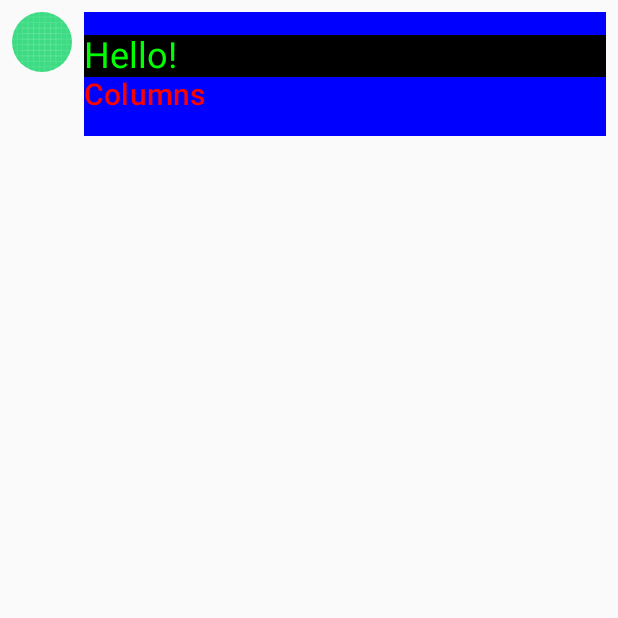
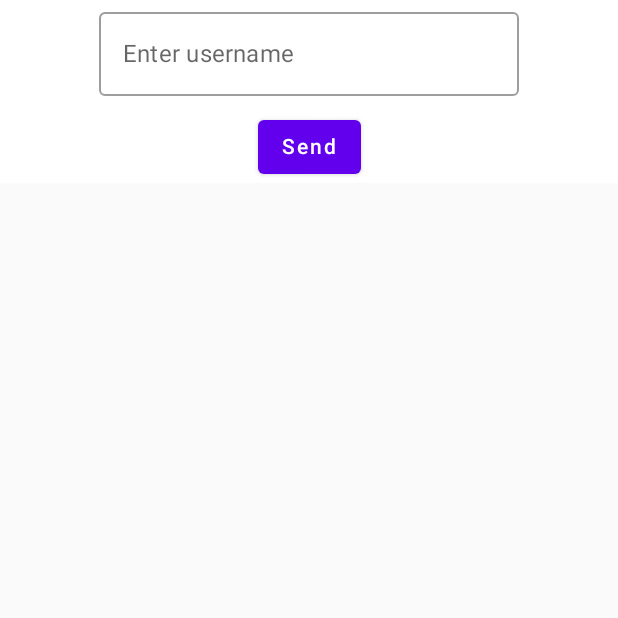
Before and after one commit to passmanagerapp/JetpackBasics, an Android app built with Jetpack Compose: the screen it shows after launch (MainActivity), on a phone screen of 412 x 824 dp, the top half of it. Run offline under Robolectric (Android 15) with nearby library versions, the phone set to English and light mode, and no system bars.

Commit message:
usage of edittext and button

```diff
--- a/app/src/main/java/com/akilincarslan/compose/MainActivity.kt
+++ b/app/src/main/java/com/akilincarslan/compose/MainActivity.kt
@@ -6,8 +6,12 @@ import androidx.activity.ComponentActivity
 import androidx.activity.compose.setContent
 import androidx.compose.foundation.Image
 import androidx.compose.foundation.background
+import androidx.compose.foundation.border
+import androidx.compose.foundation.clickable
 import androidx.compose.foundation.layout.*
 import androidx.compose.foundation.shape.CircleShape
+import androidx.compose.foundation.text.KeyboardActions
+import androidx.compose.foundation.text.KeyboardOptions
 import androidx.compose.material.*
 import androidx.compose.runtime.mutableStateOf
 import androidx.compose.runtime.*
@@ -15,8 +19,13 @@ import androidx.compose.ui.Alignment
 import androidx.compose.ui.Alignment.Companion.CenterHorizontally
 import androidx.compose.ui.Modifier
 import androidx.compose.ui.draw.clip
+import androidx.compose.ui.focus.focusModifier
 import androidx.compose.ui.graphics.Color
+import androidx.compose.ui.graphics.RectangleShape
+import androidx.compose.ui.graphics.Shape
 import androidx.compose.ui.res.painterResource
+import androidx.compose.ui.text.input.ImeAction
+import androidx.compose.ui.tooling.preview.Preview
 import androidx.compose.ui.unit.dp
 import com.akilincarslan.compose.ui.theme.Typography
 import kotlinx.coroutines.launch
@@ -26,7 +35,8 @@ class MainActivity : ComponentActivity() {
     override fun onCreate(savedInstanceState: Bundle?) {
         super.onCreate(savedInstanceState)
         setContent {
-            RowBasics()
+           // ChatItem()
+            ShowMessage()
         }
     }
 
@@ -72,4 +82,83 @@ class MainActivity : ComponentActivity() {
             ColumnBasics()
         }
     }
+
+    @Preview
+    @Composable
+    fun ChatItem() {
+        Row(
+            modifier = Modifier
+                .background(Color.LightGray, shape = RectangleShape)
+                .padding(8.dp)
+                .fillMaxWidth()
+                .clickable {
+                    Toast
+                        .makeText(this, "I am clicked!", Toast.LENGTH_SHORT)
+                        .show()
+                }
+        ) {
+            Image(
+                painter = painterResource(id = R.drawable.ic_account),
+                contentDescription = "",
+                modifier = Modifier
+                    .size(36.dp)
+                    .border(
+                        1.dp, Color.Black,
+                        CircleShape
+                    )
+            )
+            Column() {
+                Text(
+                    text = "Username",
+                    style = Typography.h5,
+                    color = Color.Black,
+                    modifier = Modifier.padding(start = 10.dp)
+                )
+                Text(
+                    text = "Last message..",
+                    style = Typography.subtitle2,
+                    modifier = Modifier.padding(top = 5.dp, start = 10.dp)
+                )
+            }
+
+        }
+    }
+
+    @Preview
+    @Composable
+    fun ShowMessage() {
+        val userName = remember {
+            mutableStateOf("")
+        }
+        Column(
+            modifier = Modifier
+                .fillMaxWidth()
+                .background(Color.White),
+            horizontalAlignment = Alignment.CenterHorizontally
+        ) {
+            OutlinedTextField(
+                value = userName.value,
+                onValueChange = {
+                    userName.value = it
+                },
+                label = { Text(text = "Enter username") },
+                keyboardActions = KeyboardActions(onSend = {
+                    Toast.makeText(this@MainActivity, "Username: ${userName.value}", Toast.LENGTH_SHORT).show()
+                    userName.value = ""
+                }),
+                keyboardOptions = KeyboardOptions(
+                    imeAction = ImeAction.Send
+                )
+            )
+            Button(
+                onClick = {
+                    Toast.makeText(this@MainActivity, "Username: ${userName.value}", Toast.LENGTH_SHORT).show()
+                    userName.value = ""
+                },
+                modifier = Modifier.padding(top = 10.dp)
+            ) {
+                Text(text = "Send")
+            }
+        }
+    }
 }
--- /dev/null
+++ b/app/src/main/res/drawable/ic_account.xml
@@ -0,0 +1,9 @@
+<vector xmlns:android="http://schemas.android.com/apk/res/android"
+    android:width="24dp"
+    android:height="24dp"
+    android:viewportWidth="24"
+    android:viewportHeight="24">
+  <path
+      android:fillColor="#FF000000"
+      android:pathData="M12,4A4,4 0,0 1,16 8A4,4 0,0 1,12 12A4,4 0,0 1,8 8A4,4 0,0 1,12 4M12,14C16.42,14 20,15.79 20,18V20H4V18C4,15.79 7.58,14 12,14Z"/>
+</vector>
```
